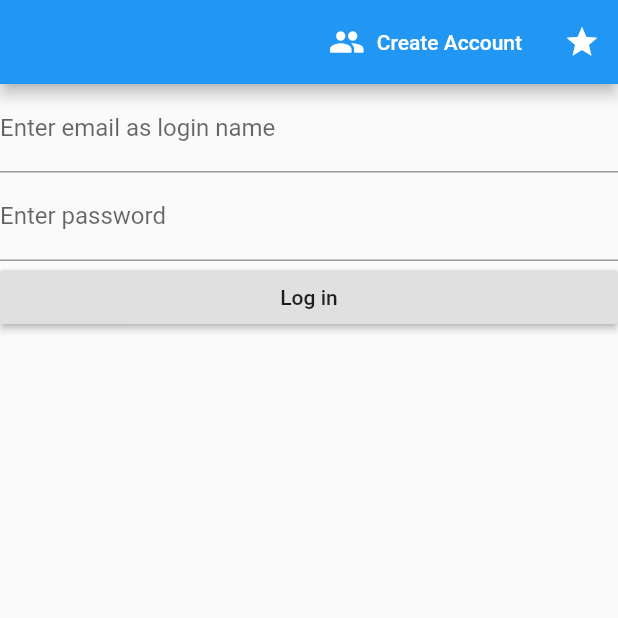
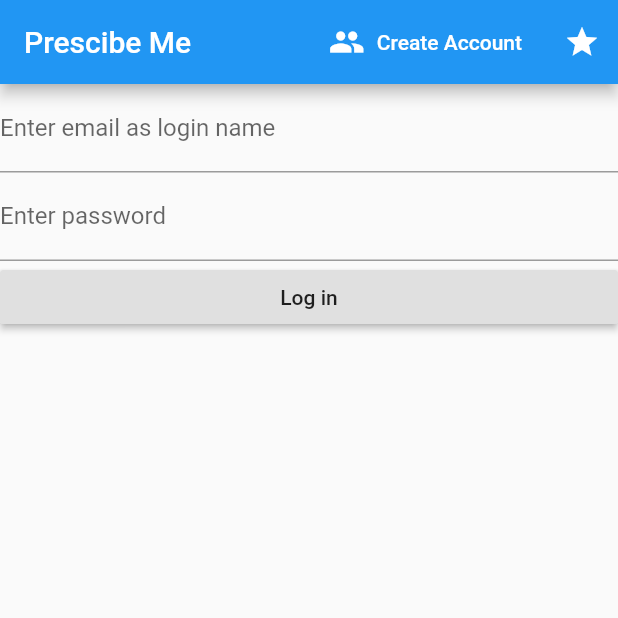
Before and after one commit to Blackkingsman/prescribeme, a Flutter app: the screen it shows after launch, on a phone screen of 412 x 824 dp, the top half of it. Run offline on Flutter 3.47's test engine with Material 2 defaults, Android fonts, the phone set to English and light mode, and no system bars; our stand-ins replace cached_network_image, cloud_firestore, firebase_auth; accounts and stored records are empty.

Commit message:
Prescribe Me title change

```diff
--- a/lib/View/frontpage.dart
+++ b/lib/View/frontpage.dart
@@ -30,7 +30,7 @@ void stateChanged(Function fn) {
     this.context = context;
     return  Scaffold (
       appBar: AppBar (
-        title: Text(""),
+        title: Text("Prescibe Me"),
         actions: <Widget> [
           FlatButton.icon(
             icon: Icon(Icons.people, color: Colors.white,),
```
